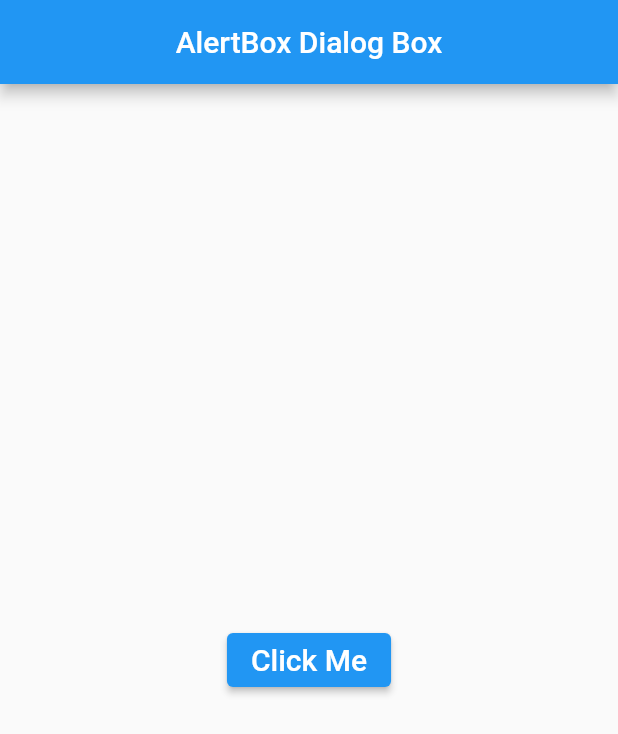
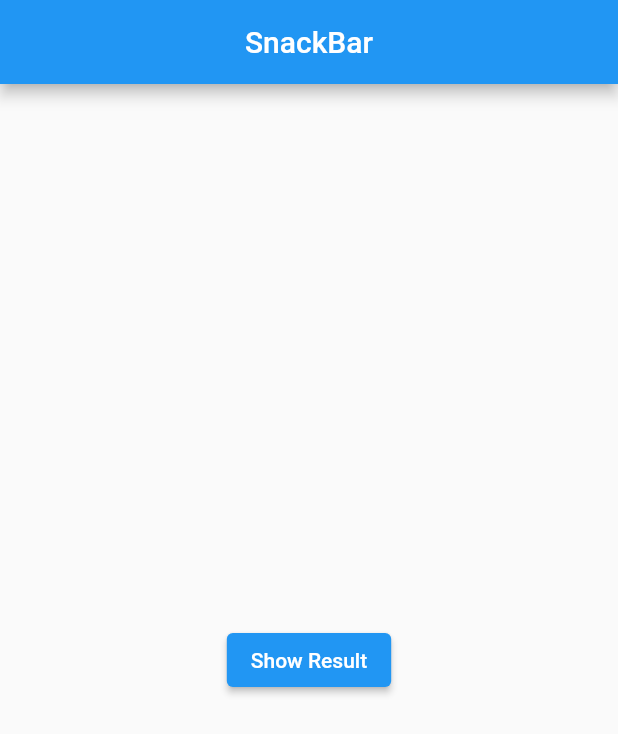
Before and after one commit to Nabinji/flutter_project, a Flutter app: the screen it shows after launch, on a phone screen of 412 x 824 dp. Shown: the top 734 px of the screen. Run offline on Flutter 3.47's test engine with Material 2 defaults, Android fonts, the phone set to English and light mode, and no system bars; our stand-ins replace another_carousel_pro; missing offline and left inert: flutter_bs_ad_calendar.

Commit message:
new code

```diff
--- a/lib/main.dart
+++ b/lib/main.dart
@@ -1,7 +1,6 @@
 import 'package:flutter/material.dart';
-import 'package:my_project/Dialog%20box/alert_box.dart';
+// import 'package:my_project/Dialog%20box/alert_box.dart';
 // import 'package:my_project/TapBar/tab_bar.dart';
-
 // import 'package:my_project/switch_button.dart';
 // import 'package:my_project/table.dart';
 // import 'package:my_project/radio_button.dart';
@@ -9,6 +8,8 @@ import 'package:my_project/Dialog%20box/alert_box.dart';
 // import 'image_slider.dart';
 // import 'new_calender.dart';
 // import 'hoirzontal_vertical.dart';
+
+import 'package:my_project/snackBar.dart';
 
 void main() {
   runApp(const MyApp());
@@ -20,7 +21,9 @@ class MyApp extends StatelessWidget {
   @override
   Widget build(BuildContext context) {
     return const MaterialApp(
-      debugShowCheckedModeBanner: false, home: AlertBox(),
+      debugShowCheckedModeBanner: false,
+      home: ShowSnackBar(),
+      // AlertBox(),
       //  MyTabBar()
       // HoriontalVerticleScrolling(),
       // TableInFlutter(),
--- /dev/null
+++ b/lib/snackBar.dart
@@ -0,0 +1,41 @@
+import 'package:flutter/material.dart';
+
+class ShowSnackBar extends StatelessWidget {
+  const ShowSnackBar({super.key});
+
+  @override
+  Widget build(BuildContext context) {
+    return Scaffold(
+      appBar: AppBar(
+        centerTitle: true,
+        title: const Text("SnackBar"),
+      ),
+      body: Center(
+        child: ElevatedButton(
+          onPressed: () {
+            ScaffoldMessenger.of(context).showSnackBar(SnackBar(
+                action: SnackBarAction(
+                    backgroundColor: Colors.white,
+                    label: 'Undo',
+                    onPressed: () {}),
+                backgroundColor: Colors.red,
+                content: const Row(
+                  children: [
+                    Icon(
+                      Icons.thumb_up,
+                      color: Colors.white,
+                      size: 40,
+                    ),
+                    SizedBox(
+                      width: 5,
+                    ),
+                    Text("Congratulation You are Selected")
+                  ],
+                )));
+          },
+          child: const Text("Show Result"),
+        ),
+      ),
+    );
+  }
+}
```
